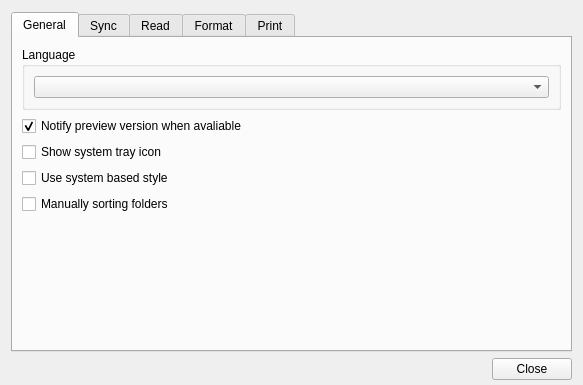
Above: src/ui/WizPreferenceDialog.ui from altairwei/WizNotePlus before the change. Below: the same form after it.
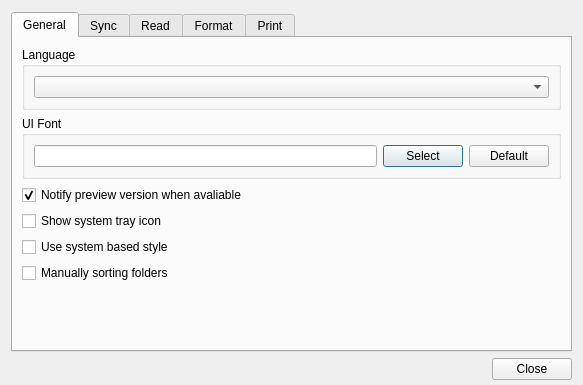
That is the form after the change. The open tabs and pages were chosen to show the change.

Commit message: NEW: allow user to set UI font family

```diff
--- a/src/ui/WizPreferenceDialog.ui
+++ b/src/ui/WizPreferenceDialog.ui
@@ -60,6 +60,36 @@
          </layout>
         </widget>
        </item>
+       <item>
+        <widget class="QGroupBox" name="groupBoxUIFont">
+         <property name="title">
+          <string>UI Font</string>
+         </property>
+         <layout class="QHBoxLayout" name="horizontalLayout_3">
+          <item>
+           <widget class="QLineEdit" name="lineEditUIFont">
+            <property name="readOnly">
+             <bool>true</bool>
+            </property>
+           </widget>
+          </item>
+          <item>
+           <widget class="QPushButton" name="btnUIFont">
+            <property name="text">
+             <string>Select</string>
+            </property>
+           </widget>
+          </item>
+          <item>
+           <widget class="QPushButton" name="btnResetUIFont">
+            <property name="text">
+             <string>Default</string>
+            </property>
+           </widget>
+          </item>
+         </layout>
+        </widget>
+       </item>
        <item>
         <widget class="QCheckBox" name="checkBox">
          <property name="enabled">
```
Left out of the diff: 20 changed lines with no effect on the pictures. The commit also changes 7 other files.
